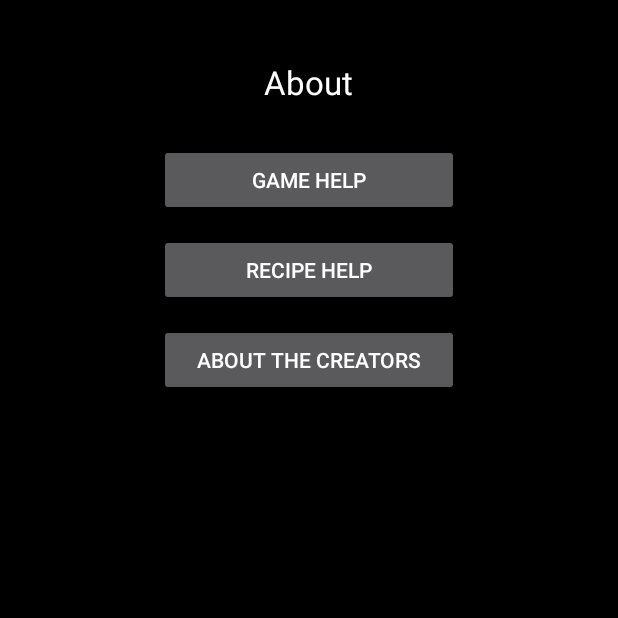
After one commit to dnlwng243/quirky-quarks, an Android app: the About screen opened directly, with no data from a screen before it, on a phone screen of 412 x 824 dp, the top half of it. The commit adds this screen. Run offline under Robolectric (Android 15) with nearby library versions, the phone set to English and light mode, and no system bars.

Commit message:
made buttons more appealing (i think), addded about button and some sub-buttons, made skeleton, more busywork for me and jerry except recipes thats niklas job

```diff
--- /dev/null
+++ b/app/src/main/java/org/beautiful_butterflies/quirky_quarks/About.java
@@ -0,0 +1,49 @@
+package org.beautiful_butterflies.quirky_quarks;
+
+import android.content.Intent;
+import android.support.v7.app.AppCompatActivity;
+import android.os.Bundle;
+import android.view.View;
+import android.widget.Button;
+
+import org.beautiful_butterflies.quirky_quarks.about.AboutCreators;
+import org.beautiful_butterflies.quirky_quarks.about.GameHelp;
+import org.beautiful_butterflies.quirky_quarks.about.RecipeHelp;
+
+public class About extends AppCompatActivity {
+
+    Button gameHelpButton;
+    Button recipeHelpButton;
+    Button aboutCreatorsButton;
+
+    @Override
+    protected void onCreate(Bundle savedInstanceState) {
+        super.onCreate(savedInstanceState);
+        setContentView(R.layout.activity_about);
+
+        gameHelpButton = (Button) findViewById(R.id.gameHelpButton);
+        recipeHelpButton = (Button) findViewById(R.id.recipeHelpButton);
+        aboutCreatorsButton = (Button) findViewById(R.id.aboutCreatorsButton);
+
+        gameHelpButton.setOnClickListener(new View.OnClickListener() {
+            @Override
+            public void onClick(View v) {
+                startActivity(new Intent(About.this, GameHelp.class));
+            }
+        });
+
+        recipeHelpButton.setOnClickListener(new View.OnClickListener() {
+            @Override
+            public void onClick(View v) {
+                startActivity(new Intent(About.this, RecipeHelp.class));
+            }
+        });
+
+        aboutCreatorsButton.setOnClickListener(new View.OnClickListener() {
+            @Override
+            public void onClick(View v) {
+                startActivity(new Intent(About.this, AboutCreators.class));
+            }
+        });
+    }
+}
--- /dev/null
+++ b/app/src/main/res/layout/activity_about.xml
@@ -0,0 +1,54 @@
+<?xml version="1.0" encoding="utf-8"?>
+<RelativeLayout xmlns:android="http://schemas.android.com/apk/res/android"
+    xmlns:tools="http://schemas.android.com/tools"
+    android:layout_width="match_parent"
+    android:layout_height="match_parent"
+    android:paddingBottom="@dimen/activity_vertical_margin"
+    android:paddingLeft="@dimen/activity_horizontal_margin"
+    android:paddingRight="@dimen/activity_horizontal_margin"
+    android:paddingTop="@dimen/activity_vertical_margin"
+    tools:context="org.beautiful_butterflies.quirky_quarks.About"
+    android:background="#000000">
+
+    <TextView
+        android:layout_width="wrap_content"
+        android:layout_height="wrap_content"
+        android:textAppearance="?android:attr/textAppearanceLarge"
+        android:text="About"
+        android:id="@+id/textView"
+        android:textAlignment="center"
+        android:layout_marginTop="24dp"
+        android:layout_alignParentTop="true"
+        android:layout_centerHorizontal="true" />
+
+    <Button
+        android:layout_width="200dp"
+        android:layout_height="wrap_content"
+        android:text="Game Help"
+        android:layout_alignParentTop="@+id/textView"
+        android:textAlignment="center"
+        android:layout_centerHorizontal="true"
+        android:layout_marginTop="80dp"
+        android:id="@+id/gameHelpButton" />
+
+    <Button
+        android:layout_width="200dp"
+        android:layout_height="wrap_content"
+        android:text="Recipe Help"
+        android:layout_alignParentTop="@+id/gameHelpButton"
+        android:textAlignment="center"
+        android:layout_centerHorizontal="true"
+        android:layout_marginTop="140dp"
+        android:id="@+id/recipeHelpButton" />
+
+    <Button
+        android:layout_width="200dp"
+        android:layout_height="wrap_content"
+        android:text="About the Creators"
+        android:layout_alignParentTop="@+id/recipeHelpButton"
+        android:textAlignment="center"
+        android:layout_centerHorizontal="true"
+        android:layout_marginTop="200dp"
+        android:id="@+id/aboutCreatorsButton" />
+
+</RelativeLayout>
```
Also changed, not shown: app/src/main/AndroidManifest.xml (+52 -23 lines), app/src/main/java/org/beautiful_butterflies/quirky_quarks/MainActivity.java (+9 -0 lines), app/src/main/java/org/beautiful_butterflies/quirky_quarks/about/AboutCreators.java (added, +15 -0 lines), app/src/main/java/org/beautiful_butterflies/quirky_quarks/about/GameHelp.java (added, +15 -0 lines), app/src/main/java/org/beautiful_butterflies/quirky_quarks/about/RecipeHelp.java (added, +15 -0 lines), app/src/main/res/layout/activity_about_creators.xml (added, +24 -0 lines), app/src/main/res/layout/activity_game_help.xml (added, +24 -0 lines), app/src/main/res/layout/activity_main.xml (+13 -4 lines), app/src/main/res/layout/activity_recipe_help.xml (added, +24 -0 lines).
